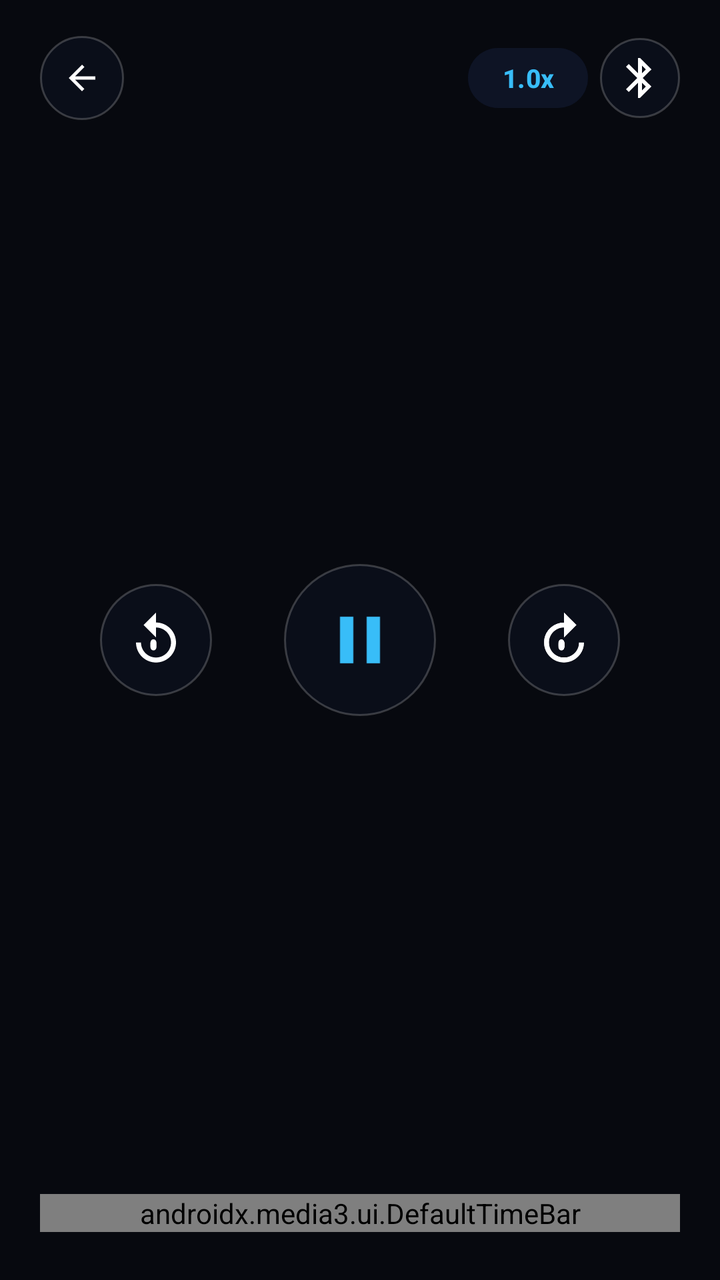
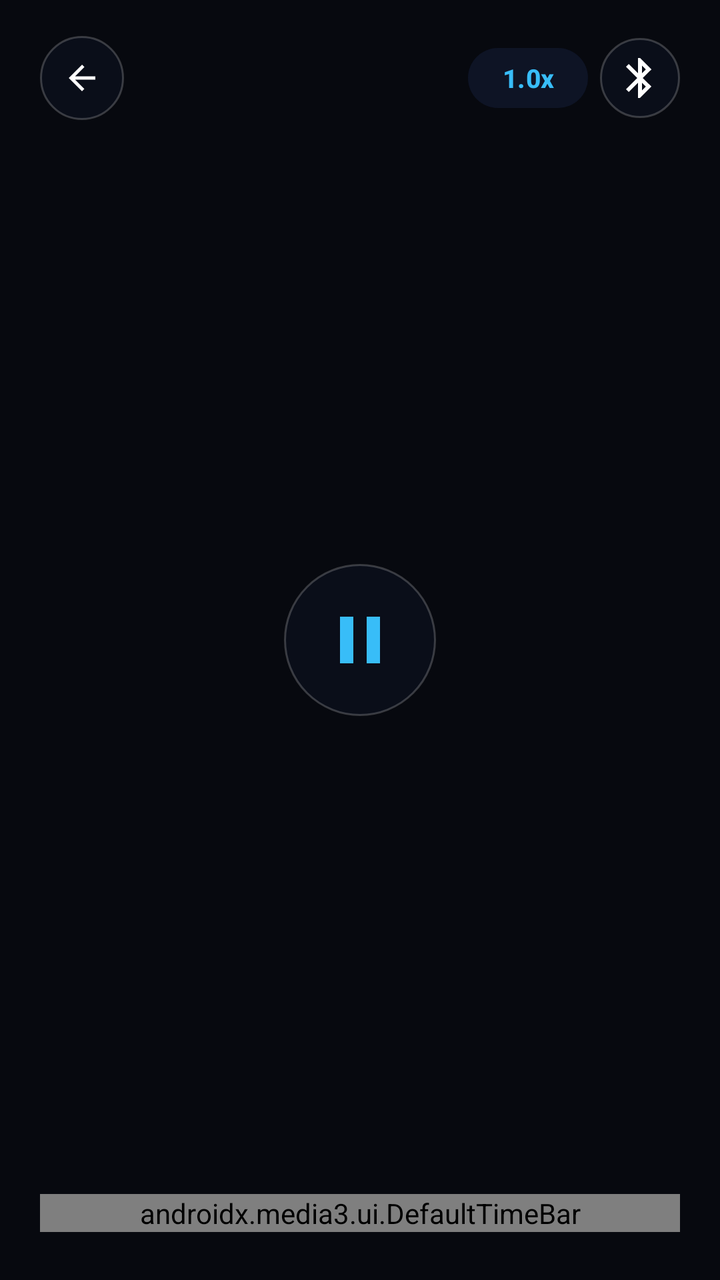

Screens rendered from an Android XML layout before and after an edit, with the pre-edit source and the edit as a unified diff.
<!-- AndroidManifest.xml: application theme Theme.GateFocus -->
<!-- res/layout/custom_player_control.xml -->
<?xml version="1.0" encoding="utf-8"?>
<RelativeLayout xmlns:android="http://schemas.android.com/apk/res/android"
    xmlns:app="http://schemas.android.com/apk/res-auto"
    android:layout_width="match_parent"
    android:layout_height="match_parent"
    android:background="#66000000"
    android:paddingHorizontal="20dp"
    android:paddingVertical="18dp">

    
    <LinearLayout
        android:id="@+id/topBar"
        android:layout_width="match_parent"
        android:layout_height="wrap_content"
        android:layout_alignParentTop="true"
        android:gravity="center_vertical"
        android:orientation="horizontal">

        <ImageButton
            android:id="@+id/btnBack"
            android:layout_width="42dp"
            android:layout_height="42dp"
            android:background="@drawable/bg_circle_button"
            android:contentDescription="Back"
            android:padding="9dp"
            android:src="@drawable/ic_arrow_back"
            app:tint="@color/white" />

        <TextView
            android:id="@+id/tvVideoTitle"
            android:layout_width="0dp"
            android:layout_height="wrap_content"
            android:layout_marginHorizontal="12dp"
            android:layout_weight="1"
            android:ellipsize="end"
            android:maxLines="1"
            android:textColor="@color/white"
            android:textSize="16sp"
            android:textStyle="bold" />

        
        <Button
            android:id="@+id/btnSpeed"
            android:layout_width="wrap_content"
            android:layout_height="38dp"
            android:backgroundTint="#990F172A"
            android:minWidth="60dp"
            android:paddingHorizontal="12dp"
            android:text="1.0x"
            android:textColor="@color/accent"
            android:textSize="13sp"
            android:textStyle="bold" />

        
        <ImageButton
            android:id="@+id/btnBluetooth"
            android:layout_width="40dp"
            android:layout_height="40dp"
            android:layout_marginStart="6dp"
            android:background="@drawable/bg_circle_button"
            android:contentDescription="Connect Bluetooth Headphones"
            android:padding="8dp"
            android:src="@drawable/ic_bluetooth"
            app:tint="@color/white" />
    </LinearLayout>

    
    <LinearLayout
        android:layout_width="wrap_content"
        android:layout_height="wrap_content"
        android:layout_centerInParent="true"
        android:gravity="center"
        android:orientation="horizontal">

        <ImageButton
            android:id="@+id/exo_rew"
            android:layout_width="56dp"
            android:layout_height="56dp"
            android:background="@drawable/bg_circle_button"
            android:contentDescription="Rewind 10 seconds"
            android:padding="13dp"
            android:scaleType="fitCenter"
            android:src="@drawable/ic_replay_10"
            app:tint="@color/white" />

        <ImageButton
            android:id="@+id/btnPlayPause"
            android:layout_width="76dp"
            android:layout_height="76dp"
            android:layout_marginHorizontal="36dp"
            android:background="@drawable/bg_circle_button"
            android:contentDescription="Play or Pause"
            android:padding="18dp"
            android:scaleType="fitCenter"
            android:src="@drawable/ic_pause"
            app:tint="@color/accent" />

        <ImageButton
            android:id="@+id/exo_ffwd"
            android:layout_width="56dp"
            android:layout_height="56dp"
            android:background="@drawable/bg_circle_button"
            android:contentDescription="Forward 10 seconds"
            android:padding="13dp"
            android:scaleType="fitCenter"
            android:src="@drawable/ic_forward_10"
            app:tint="@color/white" />
    </LinearLayout>

    
    <LinearLayout
        android:layout_width="match_parent"
        android:layout_height="wrap_content"
        android:layout_alignParentBottom="true"
        android:gravity="center_vertical"
        android:orientation="horizontal"
        android:paddingBottom="6dp">

        <TextView
            android:id="@+id/exo_position"
            android:layout_width="0dp"
            android:layout_height="0dp"
            android:visibility="gone" />

        <androidx.media3.ui.DefaultTimeBar
            android:id="@+id/exo_progress"
            android:layout_width="match_parent"
            android:layout_height="wrap_content"
            app:bar_height="5dp"
            app:buffered_color="#66FFFFFF"
            app:played_color="@color/accent"
            app:scrubber_color="@color/accent"
            app:scrubber_dragged_size="22dp"
            app:scrubber_enabled_size="16dp"
            app:touch_target_height="38dp"
            app:unplayed_color="#38FFFFFF" />

        <TextView
            android:id="@+id/exo_duration"
            android:layout_width="0dp"
            android:layout_height="0dp"
            android:visibility="gone" />
    </LinearLayout>

</RelativeLayout>
<!-- resources referenced by this layout -->
<resources>
  <color name="accent">#38BDF8</color>
  <color name="white">#FFFFFF</color>
  <!-- drawable bg_circle_button (drawable) -->
  <?xml version="1.0" encoding="utf-8"?>
  <shape xmlns:android="http://schemas.android.com/apk/res/android"
      android:shape="oval">
      <solid android:color="#660F172A" />
      <stroke
          android:width="1dp"
          android:color="#33FFFFFF" />
  </shape>
  <!-- drawable ic_arrow_back (drawable) -->
  <vector xmlns:android="http://schemas.android.com/apk/res/android"
      android:width="20dp"
      android:height="20dp"
      android:viewportWidth="24"
      android:viewportHeight="24"
      android:tint="?attr/colorControlNormal">
      <path
          android:fillColor="@android:color/white"
          android:pathData="M20,11H7.83l5.59,-5.59L12,4l-8,8 8,8 1.41,-1.41L7.83,13H20v-2z" />
  </vector>
  <!-- drawable ic_bluetooth (drawable) -->
  <vector xmlns:android="http://schemas.android.com/apk/res/android"
      android:width="24dp"
      android:height="24dp"
      android:viewportWidth="24"
      android:viewportHeight="24">
      <path
          android:fillColor="@color/white"
          android:pathData="M17.71,7.71L12,2h-1v7.59L6.41,5 5,6.41 10.59,12 5,17.59 6.41,19 11,14.41V22h1l5.71,-5.71 -4.3,-4.29 4.3,-4.29zM13,5.83l1.88,1.88L13,9.59V5.83zm1.88,10.46L13,18.17v-3.76l1.88,1.88z"/>
  </vector>
  <!-- drawable ic_forward_10 (drawable) -->
  <vector xmlns:android="http://schemas.android.com/apk/res/android"
      android:width="24dp"
      android:height="24dp"
      android:viewportWidth="24"
      android:viewportHeight="24">
      <path
          android:fillColor="@android:color/white"
          android:pathData="M12,5V1l5,5 -5,5V7c-3.31,0 -6,2.69 -6,6s2.69,6 6,6 6,-2.69 6,-6h2c0,4.42 -3.58,8 -8,8s-8,-3.58 -8,-8 3.58,-8 8,-8zM11.91,15.68c-0.21,0.31 -0.52,0.47 -0.93,0.47s-0.72,-0.16 -0.93,-0.47c-0.21,-0.32 -0.32,-0.78 -0.32,-1.41v-0.65c0,-0.62 0.11,-1.09 0.32,-1.41 0.21,-0.32 0.52,-0.48 0.93,-0.48s0.72,0.16 0.93,0.48c0.21,0.32 0.32,0.79 0.32,1.41v0.65c0,0.63 -0.11,1.1 -0.32,1.41z" />
  </vector>
  <!-- drawable ic_pause (drawable) -->
  <vector xmlns:android="http://schemas.android.com/apk/res/android"
      android:width="24dp"
      android:height="24dp"
      android:viewportWidth="24"
      android:viewportHeight="24">
      <path
          android:fillColor="@android:color/white"
          android:pathData="M6,19h4V5H6v14zM14,5v14h4V5h-4z" />
  </vector>
  <!-- drawable ic_replay_10 (drawable) -->
  <vector xmlns:android="http://schemas.android.com/apk/res/android"
      android:width="24dp"
      android:height="24dp"
      android:viewportWidth="24"
      android:viewportHeight="24">
      <path
          android:fillColor="@android:color/white"
          android:pathData="M12,5V1L7,6l5,5V7c3.31,0 6,2.69 6,6s-2.69,6 -6,6 -6,-2.69 -6,-6H4c0,4.42 3.58,8 8,8s8,-3.58 8,-8 -3.58,-8 -8,-8zM11.91,15.68c-0.21,0.31 -0.52,0.47 -0.93,0.47s-0.72,-0.16 -0.93,-0.47c-0.21,-0.32 -0.32,-0.78 -0.32,-1.41v-0.65c0,-0.62 0.11,-1.09 0.32,-1.41 0.21,-0.32 0.52,-0.48 0.93,-0.48s0.72,0.16 0.93,0.48c0.21,0.32 0.32,0.79 0.32,1.41v0.65c0,0.63 -0.11,1.1 -0.32,1.41z" />
  </vector>
  <style name="Theme.GateFocus" parent="Theme.Material3.Dark.NoActionBar">
          <item name="android:statusBarColor">@color/background</item>
          <item name="android:windowBackground">@color/background</item>
          <item name="colorPrimary">@color/accent</item>
      </style>
  <color name="background">#0B0F19</color>
</resources>

<!-- the commit's change to res/layout/custom_player_control.xml (unified diff, before → after) -->
@@ -65,47 +65,17 @@
     </LinearLayout>
 
     
-    <LinearLayout
-        android:layout_width="wrap_content"
-        android:layout_height="wrap_content"
+    <ImageButton
+        android:id="@+id/btnPlayPause"
+        android:layout_width="76dp"
+        android:layout_height="76dp"
         android:layout_centerInParent="true"
-        android:gravity="center"
-        android:orientation="horizontal">
-
-        <ImageButton
-            android:id="@+id/exo_rew"
-            android:layout_width="56dp"
-            android:layout_height="56dp"
-            android:background="@drawable/bg_circle_button"
-            android:contentDescription="Rewind 10 seconds"
-            android:padding="13dp"
-            android:scaleType="fitCenter"
-            android:src="@drawable/ic_replay_10"
-            app:tint="@color/white" />
-
-        <ImageButton
-            android:id="@+id/btnPlayPause"
-            android:layout_width="76dp"
-            android:layout_height="76dp"
-            android:layout_marginHorizontal="36dp"
-            android:background="@drawable/bg_circle_button"
-            android:contentDescription="Play or Pause"
-            android:padding="18dp"
-            android:scaleType="fitCenter"
-            android:src="@drawable/ic_pause"
-            app:tint="@color/accent" />
-
-        <ImageButton
-            android:id="@+id/exo_ffwd"
-            android:layout_width="56dp"
-            android:layout_height="56dp"
-            android:background="@drawable/bg_circle_button"
-            android:contentDescription="Forward 10 seconds"
-            android:padding="13dp"
-            android:scaleType="fitCenter"
-            android:src="@drawable/ic_forward_10"
-            app:tint="@color/white" />
-    </LinearLayout>
+        android:background="@drawable/bg_circle_button"
+        android:contentDescription="Play or Pause"
+        android:padding="18dp"
+        android:scaleType="fitCenter"
+        android:src="@drawable/ic_pause"
+        app:tint="@color/accent" />
 
     
     <LinearLayout
<!-- resource entries referenced after the edit -->
@@ -32,16 +32,6 @@
           android:fillColor="@color/white"
           android:pathData="M17.71,7.71L12,2h-1v7.59L6.41,5 5,6.41 10.59,12 5,17.59 6.41,19 11,14.41V22h1l5.71,-5.71 -4.3,-4.29 4.3,-4.29zM13,5.83l1.88,1.88L13,9.59V5.83zm1.88,10.46L13,18.17v-3.76l1.88,1.88z"/>
   </vector>
-  <!-- drawable ic_forward_10 (drawable) -->
-  <vector xmlns:android="http://schemas.android.com/apk/res/android"
-      android:width="24dp"
-      android:height="24dp"
-      android:viewportWidth="24"
-      android:viewportHeight="24">
-      <path
-          android:fillColor="@android:color/white"
-          android:pathData="M12,5V1l5,5 -5,5V7c-3.31,0 -6,2.69 -6,6s2.69,6 6,6 6,-2.69 6,-6h2c0,4.42 -3.58,8 -8,8s-8,-3.58 -8,-8 3.58,-8 8,-8zM11.91,15.68c-0.21,0.31 -0.52,0.47 -0.93,0.47s-0.72,-0.16 -0.93,-0.47c-0.21,-0.32 -0.32,-0.78 -0.32,-1.41v-0.65c0,-0.62 0.11,-1.09 0.32,-1.41 0.21,-0.32 0.52,-0.48 0.93,-0.48s0.72,0.16 0.93,0.48c0.21,0.32 0.32,0.79 0.32,1.41v0.65c0,0.63 -0.11,1.1 -0.32,1.41z" />
-  </vector>
   <!-- drawable ic_pause (drawable) -->
   <vector xmlns:android="http://schemas.android.com/apk/res/android"
       android:width="24dp"
@@ -52,16 +42,6 @@
           android:fillColor="@android:color/white"
           android:pathData="M6,19h4V5H6v14zM14,5v14h4V5h-4z" />
   </vector>
-  <!-- drawable ic_replay_10 (drawable) -->
-  <vector xmlns:android="http://schemas.android.com/apk/res/android"
-      android:width="24dp"
-      android:height="24dp"
-      android:viewportWidth="24"
-      android:viewportHeight="24">
-      <path
-          android:fillColor="@android:color/white"
-          android:pathData="M12,5V1L7,6l5,5V7c3.31,0 6,2.69 6,6s-2.69,6 -6,6 -6,-2.69 -6,-6H4c0,4.42 3.58,8 8,8s8,-3.58 8,-8 -3.58,-8 -8,-8zM11.91,15.68c-0.21,0.31 -0.52,0.47 -0.93,0.47s-0.72,-0.16 -0.93,-0.47c-0.21,-0.32 -0.32,-0.78 -0.32,-1.41v-0.65c0,-0.62 0.11,-1.09 0.32,-1.41 0.21,-0.32 0.52,-0.48 0.93,-0.48s0.72,0.16 0.93,0.48c0.21,0.32 0.32,0.79 0.32,1.41v0.65c0,0.63 -0.11,1.1 -0.32,1.41z" />
-  </vector>
   <style name="Theme.GateFocus" parent="Theme.Material3.Dark.NoActionBar">
           <item name="android:statusBarColor">@color/background</item>
           <item name="android:windowBackground">@color/background</item>
